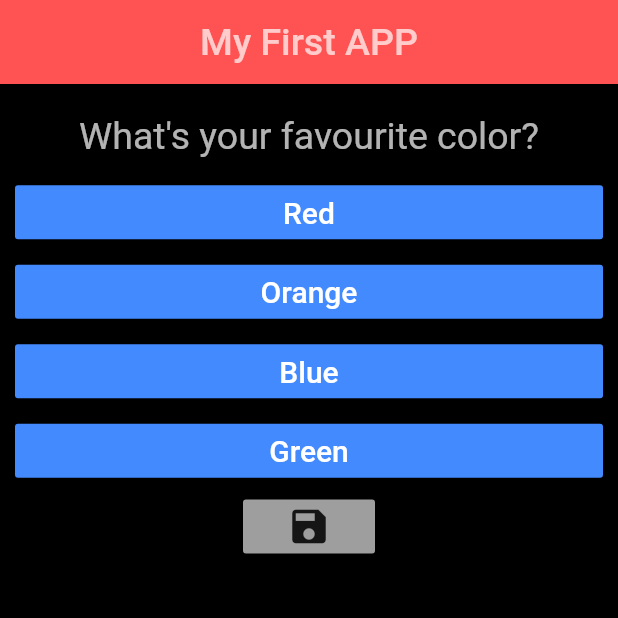
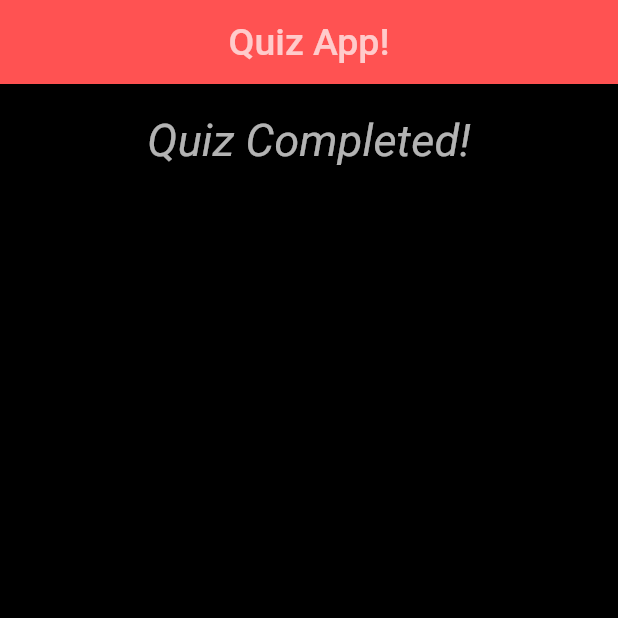
Before and after one commit to MaheshBharadwaj/AndroidApps, a Flutter app: the screen it shows after launch, after a tap on "Red", after a tap on "Delhi", after a tap on "Noodles", on a phone screen of 412 x 824 dp, the top half of it. Run offline on Flutter 3.47's test engine with Material 2 defaults, Android fonts, the phone set to English and light mode, and no system bars.

Commit message:
Added Quiz & Result Widgets

```diff
--- a/quiz_app/lib/App.dart
+++ b/quiz_app/lib/App.dart
@@ -1,7 +1,8 @@
 import 'package:flutter/material.dart';
+import 'package:quiz_app/Quiz.dart';
 
-import 'Question.dart';
-import 'AnswerButton.dart';
+import 'Quiz.dart';
+import 'Result.dart';
 
 class MyApp extends StatefulWidget {
   State<StatefulWidget> createState() {
@@ -28,7 +29,7 @@ class MyAppState extends State<MyApp> {
 
   void _buttonClicked() {
     setState(() {
-      _index = (_index + 1) % 3;
+      _index = (_index + 1);
     });
     print('Button Clicked!');
   }
@@ -39,7 +40,7 @@ class MyAppState extends State<MyApp> {
       home: Scaffold(
         appBar: AppBar(
           title: Text(
-            "My First APP",
+            'Quiz App!',
             textAlign: TextAlign.center,
             style: TextStyle(
               color: Colors.white70,
@@ -51,25 +52,15 @@ class MyAppState extends State<MyApp> {
         ),
         backgroundColor: Colors.black,
         body: Container(
+          width: double.infinity,
           margin: EdgeInsets.all(10.0),
-          child: Column(
-            children: <Widget>[
-              Question(_questions[_index]['question']),
-
-              ...(_questions[_index]['choices'] as List<String>).map((choice) {
-                return AnswerButton(choice, _buttonClicked);
-              }).toList(),
-
-              RaisedButton(
-                child: Icon(
-                  Icons.save,
-                  size: 30.0,
-                ),
-                onPressed: () {},
-                color: Colors.grey,
-              ),
-            ],
-          ),
+          child: (_index < _questions.length
+              ? QuizWidget(
+                  _questions,
+                  _index,
+                  _buttonClicked,
+                )
+              : ResultWidget()),
         ),
       ),
     );
--- /dev/null
+++ b/quiz_app/lib/Quiz.dart
@@ -0,0 +1,32 @@
+import 'package:flutter/material.dart';
+
+import './Question.dart';
+import './AnswerButton.dart';
+
+class QuizWidget extends StatelessWidget {
+  final List<Map<String, Object>> _questions;
+  final int _index;
+  final Function _fAction;
+
+  QuizWidget(this._questions, this._index, this._fAction);
+
+  @override
+  Widget build(BuildContext context) {
+    return Column(
+      children: <Widget>[
+        Question(_questions[_index]['question']),
+        ...(_questions[_index]['choices'] as List<String>).map((choice) {
+          return AnswerButton(choice, _fAction);
+        }).toList(),
+        RaisedButton(
+          child: Icon(
+            Icons.save,
+            size: 30.0,
+          ),
+          onPressed: () {},
+          color: Colors.grey,
+        ),
+      ],
+    );
+  }
+}
--- /dev/null
+++ b/quiz_app/lib/Result.dart
@@ -0,0 +1,17 @@
+import 'package:flutter/material.dart';
+
+class ResultWidget extends StatelessWidget {
+  @override
+  Widget build(BuildContext context) {
+    return Container(
+      width: double.infinity,
+      margin: EdgeInsets.all(10.0),
+      child: Text(
+        'Quiz Completed!',
+        textAlign: TextAlign.center,
+        style: TextStyle(
+            fontSize: 30.0, color: Colors.white70, fontStyle: FontStyle.italic),
+      ),
+    );
+  }
+}
```
